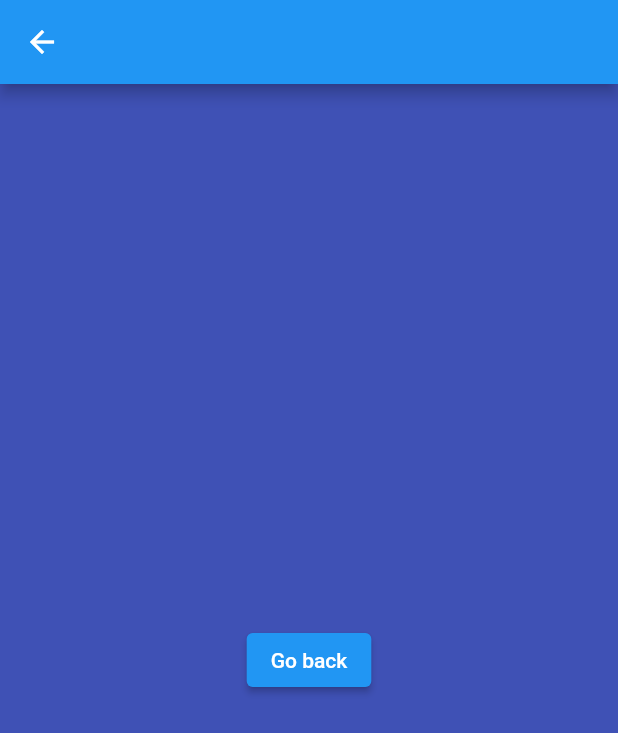
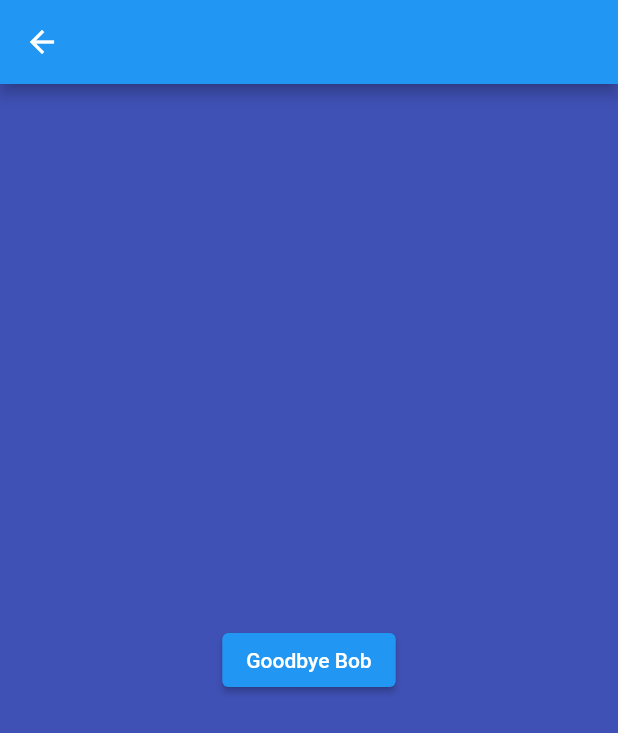
Before and after one commit to Irinaa199/class_project, a Flutter app: the screen it shows after launch, after a tap on "Press me", on a phone screen of 412 x 824 dp. Shown: the top 733 px of the screen. Run offline on Flutter 3.47's test engine with Material 2 defaults, Android fonts, the phone set to English and light mode, and no system bars.

Commit message:
Navigate to second  screen

```diff
--- a/lib/screens/home_screen.dart
+++ b/lib/screens/home_screen.dart
@@ -20,7 +20,7 @@
                   Navigator.push(
                       context,
                       MaterialPageRoute(
-                        builder: (context) => SecondScreen(),
+                        builder: (context) => SecondScreen(name: "Bob",),
                       ));
                 }),
           ),
--- a/lib/screens/second_screen.dart
+++ b/lib/screens/second_screen.dart
@@ -3,26 +3,25 @@
 void main(List<String> args) {}
 
 class SecondScreen extends StatelessWidget {
-  const SecondScreen({Key? key}) : super(key: key);
-
+  const SecondScreen({
+    Key? key,
+   required this.name,
+    }) : super(key: key);
+ final  String name;
   @override
   Widget build(BuildContext context) {
     return Scaffold(
         appBar: AppBar(),
         body: Container(
           color: Colors.indigo,
-        child:Center(
+          child: Center(
             child: ElevatedButton(
-
               onPressed: () {
                 Navigator.pop(context);
               },
-                child: Text("Go back"),
-
-
+              child: Text("Goodbye $name"),
             ),
           ),
-    )
-    );
+        ));
   }
 }
```
Lines whose indentation alone changed are shown as unchanged.
